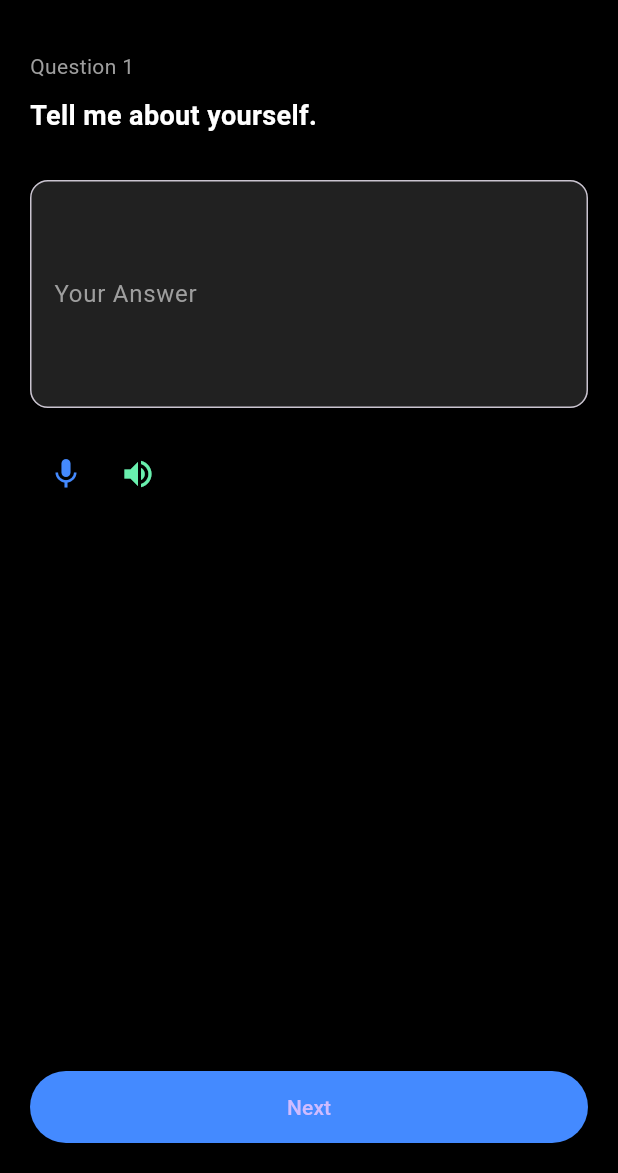
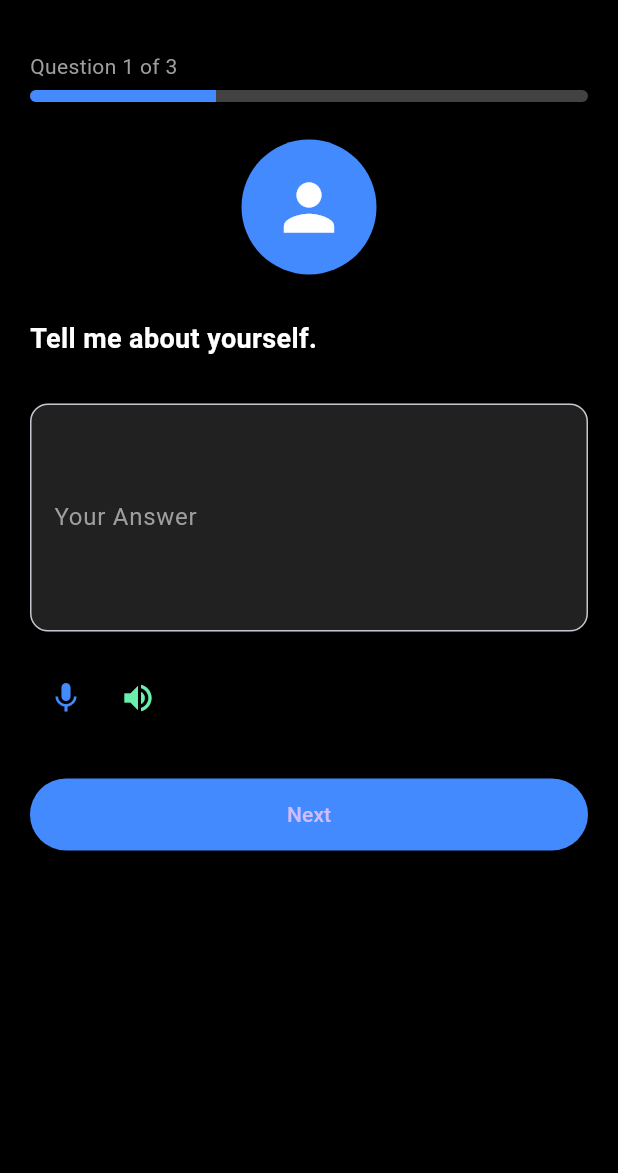
Before and after one commit to sourabhvamdevan/ai-interview, a Flutter app: the InterviewHomePage screen opened by its route, after a tap on "Start Interview", on a phone screen of 412 x 824 dp, the part 63-1236 px from its top. Run offline on Flutter 3.47's test engine with Material 3 defaults, Android fonts, the phone set to English and light mode, and no system bars; our stand-ins replace get, hive, hive_flutter; accounts and stored records are empty.

Commit message:
Add theme controller and implement theme toggling functionality
Create ThemeController to manage light and dark themes. Update main.dart to use light and dark themes with GetMaterialApp. Introduce SpeakingAvatar widget for animated speaking indication in interview screen.

```diff
--- a/lib/ui/pages/interview_screen.dart
+++ b/lib/ui/pages/interview_screen.dart
@@ -1,6 +1,7 @@
 import 'package:flutter/material.dart';
 import 'package:get/get.dart';
 import '../../controllers/interview_controller.dart';
+import '../widgets/speaking_avatar.dart';
 
 class InterviewScreen extends StatelessWidget {
   const InterviewScreen({super.key});
@@ -12,13 +13,12 @@ class InterviewScreen extends StatelessWidget {
 
     return Scaffold(
       backgroundColor: Colors.black,
+      resizeToAvoidBottomInset: true,
       appBar: AppBar(
         backgroundColor: Colors.black,
         title: const Text("Interview"),
       ),
-      body: Padding(
-        padding: const EdgeInsets.all(20),
-        child: Obx(() {
+      body: Obx(() {
         if (interview.questions.isEmpty) {
           return const Center(
             child: CircularProgressIndicator(color: Colors.white),
@@ -27,14 +27,21 @@ class InterviewScreen extends StatelessWidget {
 
         final index = interview.currentQuestionIndex.value;
 
-          return Column(
+        return SingleChildScrollView(
+          padding: EdgeInsets.only(
+            left: 20,
+            right: 20,
+            top: 20,
+            bottom: MediaQuery.of(context).viewInsets.bottom + 20,
+          ),
+          child: Column(
             crossAxisAlignment: CrossAxisAlignment.start,
             children: [
-              Text(
-                "Question ${index + 1}",
-                style: const TextStyle(color: Colors.grey),
-              ),
-              const SizedBox(height: 10),
+              _progressBar(index, interview.questions.length),
+              const SizedBox(height: 25),
+
+              const Center(child: SpeakingAvatar(isSpeaking: false)),
+              const SizedBox(height: 30),
 
               Text(
                 interview.questions[index],
@@ -72,7 +79,7 @@ class InterviewScreen extends StatelessWidget {
                 ],
               ),
 
-              const Spacer(),
+              const SizedBox(height: 30),
 
               SizedBox(
                 width: double.infinity,
@@ -89,9 +96,33 @@ class InterviewScreen extends StatelessWidget {
                 ),
               ),
             ],
+          ),
         );
       }),
+    );
+  }
+
+  Widget _progressBar(int current, int total) {
+    final progress = (current + 1) / total;
+
+    return Column(
+      crossAxisAlignment: CrossAxisAlignment.start,
+      children: [
+        Text(
+          "Question ${current + 1} of $total",
+          style: const TextStyle(color: Colors.grey),
         ),
+        const SizedBox(height: 6),
+        ClipRRect(
+          borderRadius: BorderRadius.circular(10),
+          child: LinearProgressIndicator(
+            value: progress,
+            minHeight: 8,
+            backgroundColor: Colors.grey.shade800,
+            valueColor: const AlwaysStoppedAnimation<Color>(Colors.blueAccent),
+          ),
+        ),
+      ],
     );
   }
 
--- /dev/null
+++ b/lib/ui/widgets/speaking_avatar.dart
@@ -0,0 +1,59 @@
+import 'package:flutter/material.dart';
+
+class SpeakingAvatar extends StatefulWidget {
+  final bool isSpeaking;
+
+  const SpeakingAvatar({super.key, required this.isSpeaking});
+
+  @override
+  State<SpeakingAvatar> createState() => _SpeakingAvatarState();
+}
+
+class _SpeakingAvatarState extends State<SpeakingAvatar>
+    with SingleTickerProviderStateMixin {
+  late AnimationController _controller;
+
+  @override
+  void initState() {
+    super.initState();
+    _controller = AnimationController(
+      vsync: this,
+      duration: const Duration(milliseconds: 800),
+    );
+
+    if (widget.isSpeaking) {
+      _controller.repeat(reverse: true);
+    }
+  }
+
+  @override
+  void didUpdateWidget(covariant SpeakingAvatar oldWidget) {
+    super.didUpdateWidget(oldWidget);
+    if (widget.isSpeaking) {
+      _controller.repeat(reverse: true);
+    } else {
+      _controller.stop();
+    }
+  }
+
+  @override
+  void dispose() {
+    _controller.dispose();
+    super.dispose();
+  }
+
+  @override
+  Widget build(BuildContext context) {
+    return ScaleTransition(
+      scale: Tween(
+        begin: 1.0,
+        end: 1.1,
+      ).animate(CurvedAnimation(parent: _controller, curve: Curves.easeInOut)),
+      child: CircleAvatar(
+        radius: 45,
+        backgroundColor: Colors.blueAccent,
+        child: const Icon(Icons.person, size: 50, color: Colors.white),
+      ),
+    );
+  }
+}
```
Also changed, not shown: lib/controllers/theme_controller.dart (added, +13 -0 lines), lib/main.dart (+9 -6 lines). Lines whose indentation alone changed are shown as unchanged.
